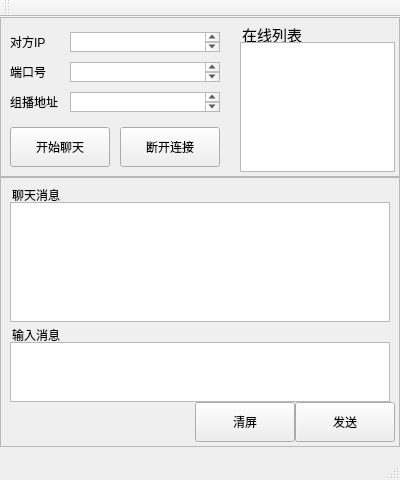
The window that chat/chat.ui (VlullabyV/chat-socket-qt) describes before a commit, drawn with Qt 5.
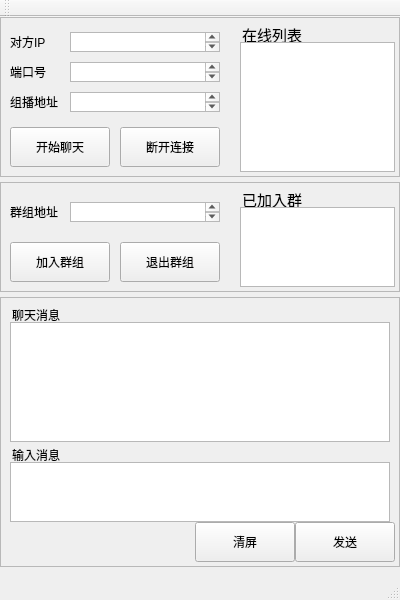
The same window after the commit.

Diff of the .ui file:
```diff
--- a/chat/chat.ui
+++ b/chat/chat.ui
@@ -7,7 +7,7 @@
     <x>0</x>
     <y>0</y>
     <width>400</width>
-    <height>480</height>
+    <height>600</height>
    </rect>
   </property>
   <property name="windowTitle">
@@ -160,7 +160,7 @@
     <property name="geometry">
      <rect>
       <x>0</x>
-      <y>160</y>
+      <y>280</y>
       <width>400</width>
       <height>270</height>
      </rect>
@@ -244,6 +244,99 @@
      </property>
     </widget>
    </widget>
+   <widget class="QFrame" name="frame3">
+    <property name="geometry">
+     <rect>
+      <x>0</x>
+      <y>165</y>
+      <width>400</width>
+      <height>110</height>
+     </rect>
+    </property>
+    <property name="frameShape">
+     <enum>QFrame::StyledPanel</enum>
+    </property>
+    <property name="frameShadow">
+     <enum>QFrame::Raised</enum>
+    </property>
+    <widget class="QLabel" name="label6">
+     <property name="geometry">
+      <rect>
+       <x>242</x>
+       <y>10</y>
+       <width>60</width>
+       <height>15</height>
+      </rect>
+     </property>
+     <property name="font">
+      <font>
+       <pointsize>11</pointsize>
+      </font>
+     </property>
+     <property name="text">
+      <string>已加入群组</string>
+     </property>
+    </widget>
+    <widget class="QListWidget" name="listWidget2">
+     <property name="geometry">
+      <rect>
+       <x>240</x>
+       <y>25</y>
+       <width>155</width>
+       <height>80</height>
+      </rect>
+     </property>
+    </widget>
+    <widget class="QPushButton" name="pushButton5">
+     <property name="geometry">
+      <rect>
+       <x>10</x>
+       <y>60</y>
+       <width>100</width>
+       <height>40</height>
+      </rect>
+     </property>
+     <property name="text">
+      <string>加入群组</string>
+     </property>
+    </widget>
+    <widget class="QLabel" name="label7">
+     <property name="geometry">
+      <rect>
+       <x>10</x>
+       <y>20</y>
+       <width>60</width>
+       <height>20</height>
+      </rect>
+     </property>
+     <property name="text">
+      <string>群组地址</string>
+     </property>
+    </widget>
+    <widget class="QTextEdit" name="textEdit5">
+     <property name="geometry">
+      <rect>
+       <x>70</x>
+       <y>20</y>
+       <width>150</width>
+       <height>20</height>
+      </rect>
+     </property>
+    </widget>
+    <widget class="QPushButton" name="pushButton6">
+     <property name="geometry">
+      <rect>
+       <x>120</x>
+       <y>60</y>
+       <width>100</width>
+       <height>40</height>
+      </rect>
+     </property>
+     <property name="text">
+      <string>退出群组</string>
+     </property>
+    </widget>
+   </widget>
   </widget>
   <widget class="QMenuBar" name="menuBar">
    <property name="geometry">
```
